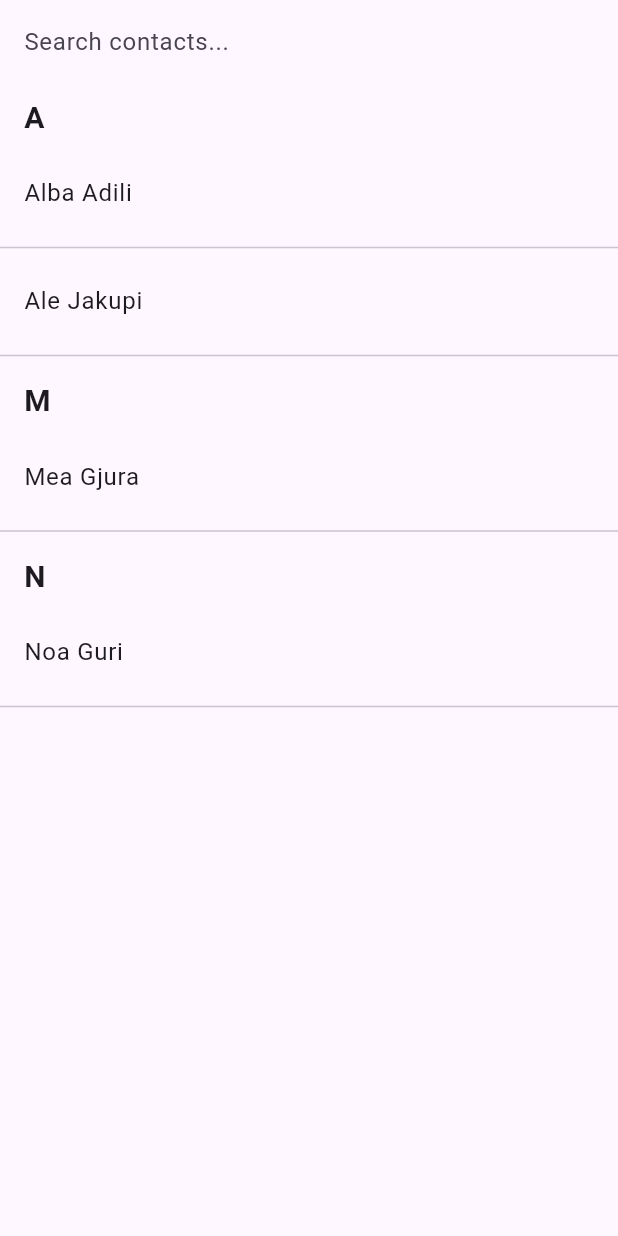
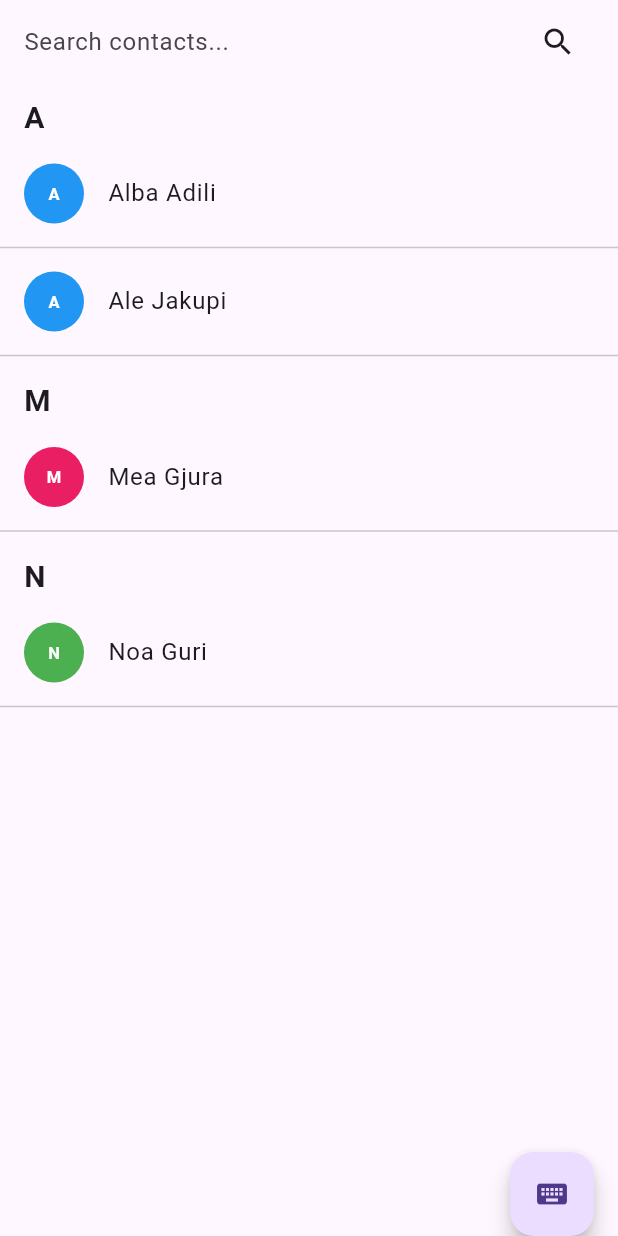
Before and after one commit to AlbaAdili/contact-app, a Flutter app: the screen it shows after launch, on a phone screen of 412 x 824 dp. Run offline on Flutter 3.47's test engine with Material 3 defaults, Android fonts, the phone set to English and light mode, and no system bars.

Commit message:
Added some new feature and icons in contact page

```diff
--- a/lib/main.dart
+++ b/lib/main.dart
@@ -1,4 +1,5 @@
 import 'package:flutter/material.dart';
+import 'package:flutter/services.dart';
 
 
 void main() {
@@ -29,8 +30,7 @@ class ContactDetailScreen extends StatelessWidget {
       appBar: AppBar(
         title: Text('Contact Details'),
       ),
-      body: SingleChildScrollView(
-        child: Column(
+      body: Column(
         crossAxisAlignment: CrossAxisAlignment.stretch,
         children: [
           Padding(
@@ -41,7 +41,7 @@ class ContactDetailScreen extends StatelessWidget {
                   width: 100,
                   height: 100,
                   decoration: BoxDecoration(
-                      color: Colors.blue, // You can customize the color
+                    color: Colors.blue,
                     shape: BoxShape.circle,
                   ),
                   child: Center(
@@ -79,19 +79,16 @@ class ContactDetailScreen extends StatelessWidget {
                     IconButton(
                       icon: Icon(Icons.call, color: Colors.green),
                       onPressed: () {
-                          // Perform call action
                       },
                     ),
                     IconButton(
                       icon: Icon(Icons.message, color: Colors.blue),
                       onPressed: () {
-                          // Perform message action
                       },
                     ),
                     IconButton(
                       icon: Icon(Icons.video_call, color: Colors.red),
                       onPressed: () {
-                          // Perform video call action
                       },
                     ),
                   ],
@@ -101,7 +98,9 @@ class ContactDetailScreen extends StatelessWidget {
           ),
           Padding(
             padding: const EdgeInsets.symmetric(horizontal: 16.0),
-              child: Row(
+            child: Column(
+              children: [
+                Row(
                   mainAxisAlignment: MainAxisAlignment.spaceBetween,
                   children: [
                     Text(
@@ -111,9 +110,13 @@ class ContactDetailScreen extends StatelessWidget {
                     IconButton(
                       icon: Icon(Icons.videocam, color: Colors.purple),
                       onPressed: () {
-                      // Perform Viber video call action
                       },
                     ),
+                  ],
+                ),
+                Row(
+                  mainAxisAlignment: MainAxisAlignment.spaceBetween,
+                  children: [
                     Text(
                       'WhatsApp',
                       style: TextStyle(fontSize: 18),
@@ -121,38 +124,76 @@ class ContactDetailScreen extends StatelessWidget {
                     IconButton(
                       icon: Icon(Icons.video_call, color: Colors.green),
                       onPressed: () {
-                      // Perform WhatsApp video call action
                       },
+                    ),
+                  ],
                 ),
               ],
             ),
           ),
           SizedBox(height: 16),
-            Center(
-              child: ElevatedButton(
+          Padding(
+            padding: const EdgeInsets.symmetric(horizontal: 16.0),
+            child: Row(
+              mainAxisAlignment: MainAxisAlignment.spaceEvenly,
+              children: [
+                ElevatedButton(
                   onPressed: () {
-                  // Handle History button press
                   },
                   style: ButtonStyle(
+                    padding: MaterialStateProperty.all<EdgeInsets>(
+                      EdgeInsets.symmetric(vertical: 16, horizontal: 32),
+                    ),
                     backgroundColor: MaterialStateProperty.all<Color>(Colors.grey[300]!),
                   ),
                   child: Text('History'),
                 ),
-            ),
-            SizedBox(height: 8),
-            Center(
-              child: ElevatedButton(
+                ElevatedButton(
                   onPressed: () {
-                  // Handle Storage locations button press
                   },
                   style: ElevatedButton.styleFrom(
-                  backgroundColor: Colors.grey[300], // Grey background color
+                    padding: EdgeInsets.symmetric(vertical: 16, horizontal: 32),
+                    backgroundColor: Colors.grey[300],
                   ),
                   child: Text('Storage locations'),
                 ),
+              ],
+            ),
+          ),
+          Spacer(),
+          Padding(
+            padding: const EdgeInsets.all(16.0),
+            child: Row(
+              mainAxisAlignment: MainAxisAlignment.spaceEvenly,
+              children: [
+                Column(
+                  children: [
+                    Icon(Icons.favorite),
+                    Text('Favorites'),
+                  ],
+                ),
+                Column(
+                  children: [
+                    Icon(Icons.edit),
+                    Text('Edit'),
+                  ],
+                ),
+                Column(
+                  children: [
+                    Icon(Icons.share),
+                    Text('Share'),
+                  ],
+                ),
+                Column(
+                  children: [
+                    Icon(Icons.more_vert),
+                    Text('More'),
+                  ],
                 ),
               ],
             ),
+          ),
+        ],
       ),
     );
   }
@@ -168,15 +209,17 @@ class _ContactsPageState extends State<ContactsPage> {
   String _searchQuery = '';
   Contact? _selectedContact;
 
+
   @override
   Widget build(BuildContext context) {
+    // Filter contacts based on search query
     List<Contact> filteredContacts = _contacts.where((contact) {
       // Check if contact name or phone number contains the search query
       return contact.name.toLowerCase().contains(_searchQuery.toLowerCase()) ||
           contact.phoneNumber.contains(_searchQuery);
     }).toList();
 
-    // Group contacts by the first letter of their names
+    // Group filtered contacts by the first letter of their names
     Map<String, List<Contact>> groupedContacts = {};
     for (var contact in filteredContacts) {
       String firstLetter = contact.name[0].toUpperCase();
@@ -186,7 +229,10 @@ class _ContactsPageState extends State<ContactsPage> {
 
     return Scaffold(
       appBar: AppBar(
-        title: TextField(
+        title: Row(
+          children: [
+            Expanded(
+              child: TextField(
                 onChanged: (value) {
                   setState(() {
                     _searchQuery = value;
@@ -198,11 +244,22 @@ class _ContactsPageState extends State<ContactsPage> {
                 ),
               ),
             ),
+            IconButton(
+              icon: Icon(Icons.search),
+              onPressed: () {
+
+              },
+            ),
+          ],
+        ),
+      ),
       body: ListView.builder(
         itemCount: groupedContacts.length,
         itemBuilder: (context, index) {
           String initialLetter = groupedContacts.keys.elementAt(index);
           List<Contact> contacts = groupedContacts[initialLetter]!;
+          Color circleColor = contacts.first.circleColor; // Get the circle color of the first contact
+
           return Column(
             crossAxisAlignment: CrossAxisAlignment.start,
             children: [
@@ -229,6 +286,23 @@ class _ContactsPageState extends State<ContactsPage> {
                           });
                         },
                         child: ListTile(
+                          leading: Container(
+                            width: 40,
+                            height: 40,
+                            decoration: BoxDecoration(
+                              color: circleColor, // Use the same circle color for contacts with the same initial letter
+                              shape: BoxShape.circle,
+                            ),
+                            child: Center(
+                              child: Text(
+                                contact.name[0], // Initial letter of the contact's name
+                                style: TextStyle(
+                                  color: Colors.white,
+                                  fontWeight: FontWeight.bold,
+                                ),
+                              ),
+                            ),
+                          ),
                           title: Text(contact.name),
                         ),
                       ),
@@ -296,21 +370,30 @@ class _ContactsPageState extends State<ContactsPage> {
           );
         },
       ),
+      floatingActionButton: FloatingActionButton(
+        onPressed: () {
+          // Handle keyboard action
+        },
+        child: Icon(Icons.keyboard),
+      ),
+      floatingActionButtonLocation: FloatingActionButtonLocation.endDocked,
     );
   }
 }
+
 
 // Dummy contacts data for demonstration
 class Contact {
   final String name;
   final String phoneNumber;
+  final Color circleColor;
 
-  Contact({required this.name, required this.phoneNumber});
+  Contact({required this.name, required this.phoneNumber, required this.circleColor});
 }
 
 List<Contact> _contacts = [
-  Contact(name: 'Alba Adili', phoneNumber: '123-456-7890'),
-  Contact(name: 'Mea Gjura', phoneNumber: '987-654-3210'),
-  Contact(name: 'Ale Jakupi', phoneNumber: '555-555-5555'),
-  Contact(name: 'Noa Guri', phoneNumber: '777-777-7777'),
+  Contact(name: 'Alba Adili', phoneNumber: '123-456-7890',circleColor: Colors.blue),
+  Contact(name: 'Mea Gjura', phoneNumber: '987-654-3210',circleColor: Colors.pink),
+  Contact(name: 'Ale Jakupi', phoneNumber: '555-555-5555',circleColor: Colors.blue),
+  Contact(name: 'Noa Guri', phoneNumber: '777-777-7777',circleColor: Colors.green),
 ];
```
Lines whose indentation alone changed are shown as unchanged.
